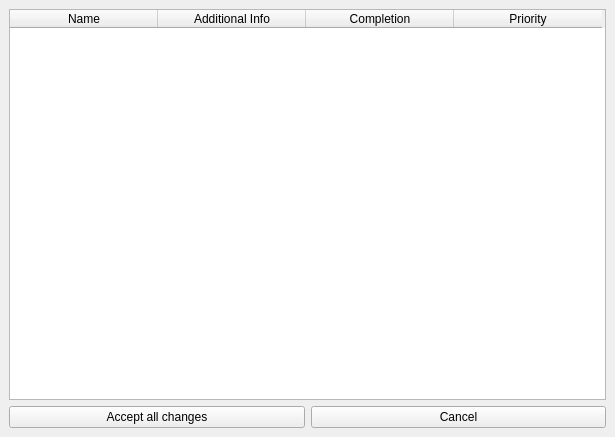
Before: the Qt Designer form planner/ktaskwindow.ui in kiramor/planner, drawn with Qt 5.
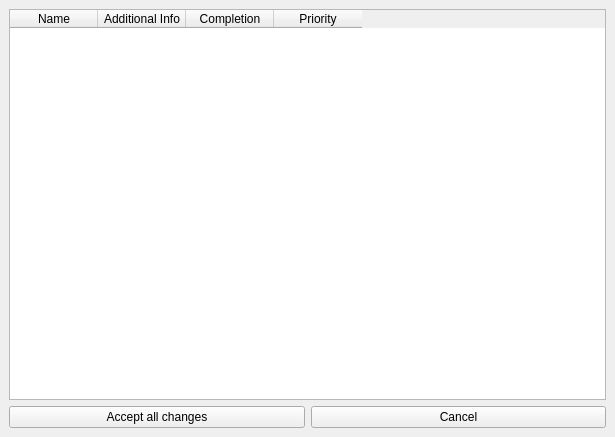
After: the same form once the commit is applied.

```diff
--- a/planner/ktaskwindow.ui
+++ b/planner/ktaskwindow.ui
@@ -35,7 +35,7 @@
          <bool>false</bool>
         </attribute>
         <attribute name="horizontalHeaderDefaultSectionSize">
-         <number>148</number>
+         <number>88</number>
         </attribute>
         <attribute name="verticalHeaderStretchLastSection">
          <bool>false</bool>
```
